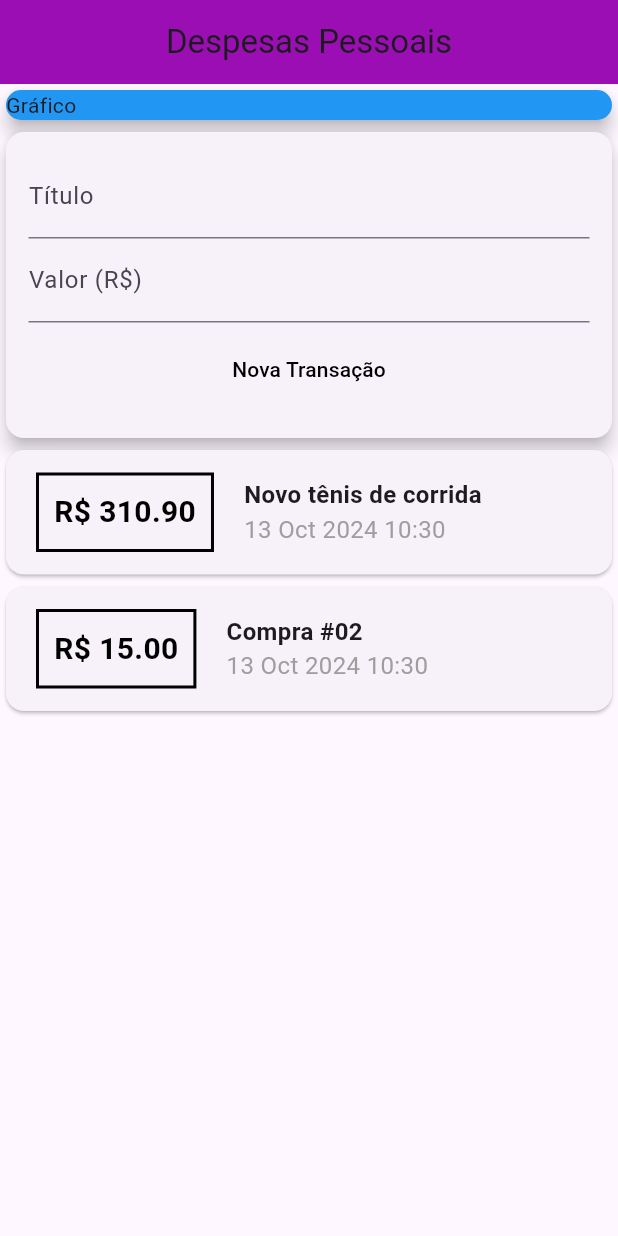
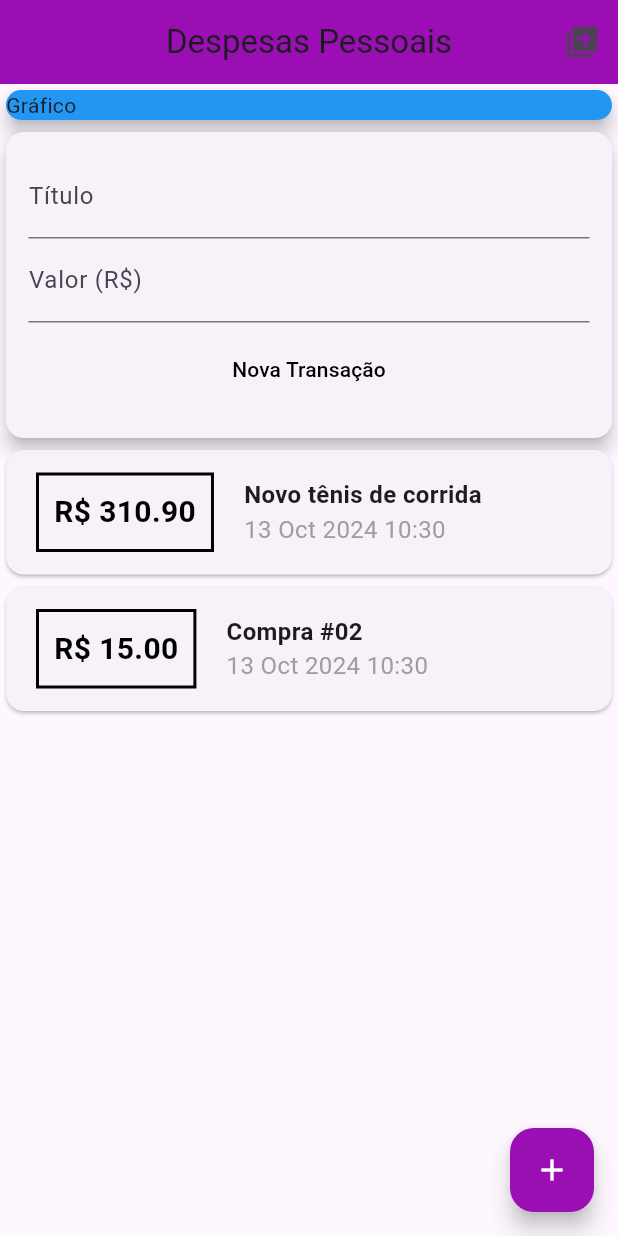
Before and after one commit to rodrigoub/App_DespesasPessoais, a Flutter app: the screen it shows after launch, on a phone screen of 412 x 824 dp. Run offline on Flutter 3.47's test engine with Material 3 defaults, Android fonts, the phone set to English and light mode, and no system bars.

Commit message:
Add botões

```diff
--- a/lib/main.dart
+++ b/lib/main.dart
@@ -19,9 +19,14 @@ class MyHomePage extends StatelessWidget {
   Widget build(BuildContext context) {
     return Scaffold(
       appBar: AppBar(
-        title: Center(
-          child: Text('Despesas Pessoais'),
-        ),
+        centerTitle: true,
+        title: Text('Despesas Pessoais'),
+        actions: [
+          IconButton(
+            onPressed: () {},
+            icon: Icon(Icons.add_to_photos_sharp),
+          ),
+        ],
         backgroundColor: const Color.fromARGB(255, 154, 14, 179),
       ),
       body: SingleChildScrollView(
@@ -37,6 +42,13 @@ class MyHomePage extends StatelessWidget {
           TransactionUser(),
         ]),
       ),
+      floatingActionButton: FloatingActionButton(
+        child: Icon(Icons.add),
+        onPressed: () {},
+        backgroundColor: const Color.fromARGB(255, 154, 14, 179),
+        foregroundColor: Colors.white,
+      ),
+      floatingActionButtonLocation: FloatingActionButtonLocation.endFloat,
     );
   }
 }
```
